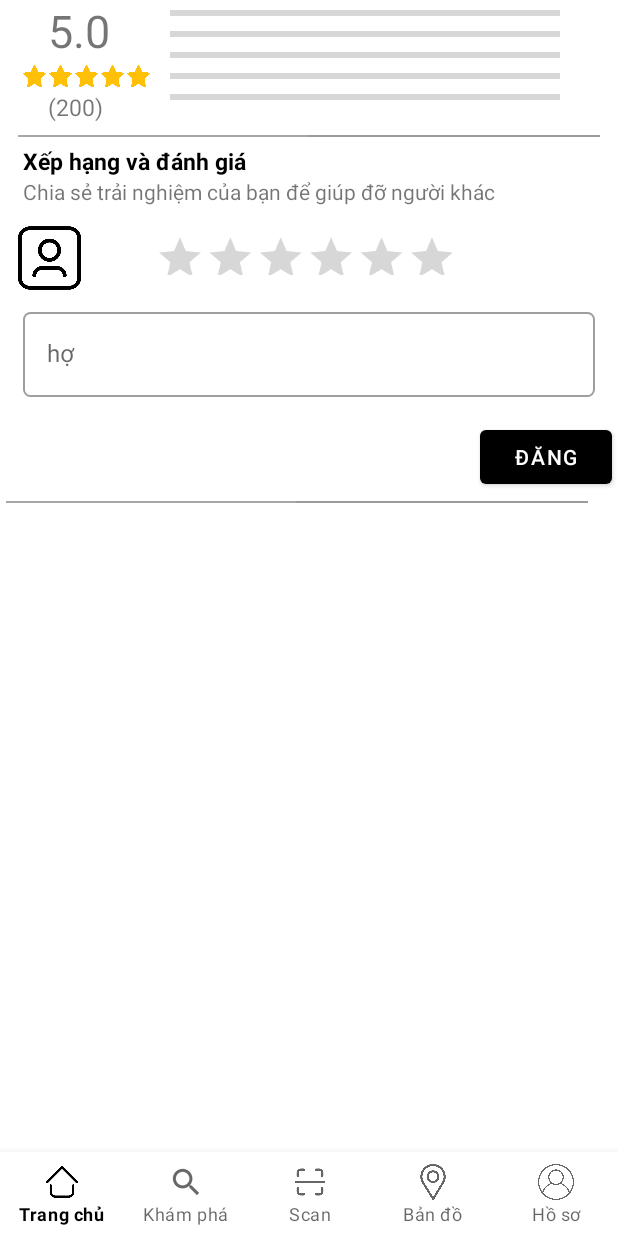
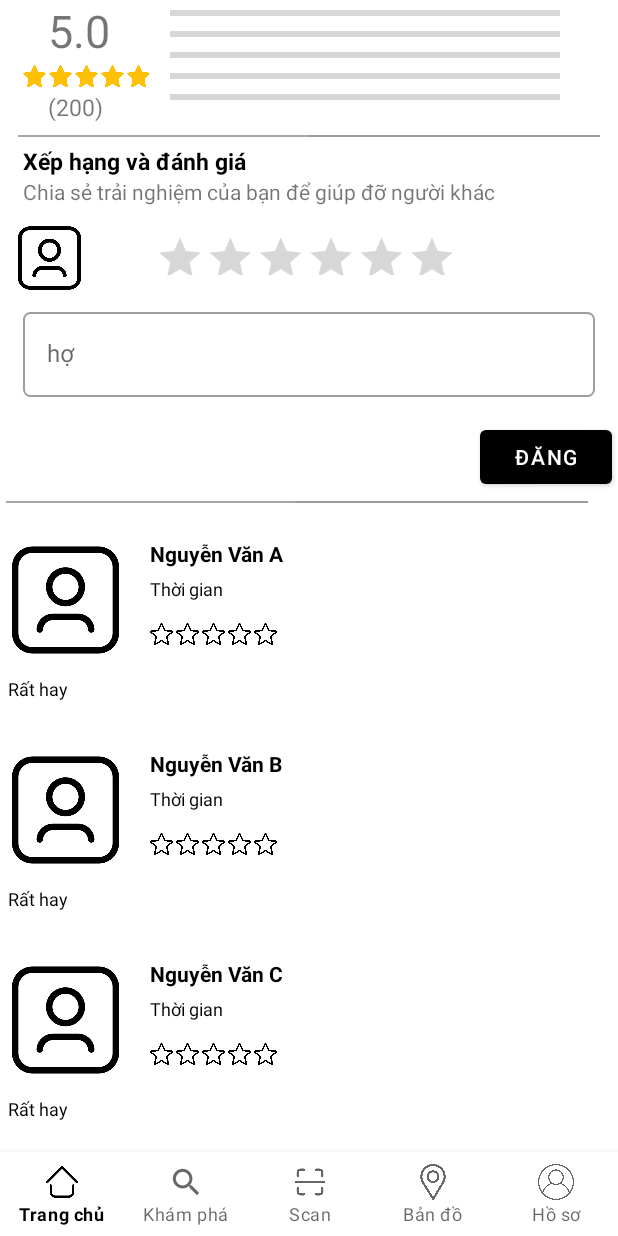
Before and after one commit to 21020286LeMinhChau/HanoiMuseum_UIUX, an Android app built with Jetpack Compose: the fragment DanhGia placed in its activity, on a phone screen of 412 x 824 dp. Run offline under Robolectric (Android 15) with nearby library versions, the phone set to English and light mode, and no system bars; libraries missing offline, so code that uses them is left out: io.realm, io.realm.mongodb, org.bson; pictures from the network do not load; 7 statements that could not run were skipped.

Commit message:
Done Đánh giá

```diff
--- a/app/src/main/java/com/example/museum/Khampha/DanhGia/ClickListiner.java
+++ b/app/src/main/java/com/example/museum/Khampha/DanhGia/ClickListiner2.java
@@ -1,6 +1,6 @@
 package com.example.museum.Khampha.DanhGia;
 
-public class ClickListiner {
+public class ClickListiner2 {
 
         // here index is index
     // of item clicked
--- a/app/src/main/java/com/example/museum/Khampha/DanhGia/DanhGia.java
+++ b/app/src/main/java/com/example/museum/Khampha/DanhGia/DanhGia.java
@@ -20,7 +20,9 @@ import androidx.annotation.Nullable;
 import androidx.recyclerview.widget.LinearLayoutManager;
 import androidx.recyclerview.widget.RecyclerView;
 
+import com.example.museum.Khampha.DanhGia.ClickListiner2;
 import com.example.museum.Khampha.Thamquan.ClickListiner;
+import com.example.museum.Khampha.Thamquan.HienVat;
 import com.example.museum.Khampha.Thamquan.HienVatAdapter;
 import com.example.museum.R;
 import com.google.android.material.textfield.TextInputLayout;
@@ -29,9 +31,10 @@ import java.util.ArrayList;
 import java.util.List;
 
 public class DanhGia extends Fragment {
+
     ListDanhGiaAdapter adapter2;
-    RecyclerView recyclerView;
-    ClickListiner listiner;
+    RecyclerView recyclerView2;
+    ClickListiner2 listiner2;
 
     @Nullable
     @Override
@@ -43,6 +46,9 @@ public class DanhGia extends Fragment {
         TextInputLayout textInputLayout = view.findViewById(R.id.textInputLayout);
         Button button = view.findViewById(R.id.button);
         EditText editText = textInputLayout.findViewById(R.id.editText);
+        recyclerView2
+                = view.findViewById(
+                R.id.recyclerView2);
         editText.setOnEditorActionListener(new TextView.OnEditorActionListener() {
             @Override
             public boolean onEditorAction(TextView v, int actionId, KeyEvent event) {
@@ -60,25 +66,46 @@ public class DanhGia extends Fragment {
                 Log.d("DanhGia", editText.getText().toString());
             }
         });
-        List<ListDanhGia> list = new ArrayList<>();
-        list.add(new ListDanhGia("Nguyễn Văn A", "Hay lắm bà con ơi",3,"1 ngày trước",R.drawable.avatar));
-        list.add(new ListDanhGia("Nguyễn Văn B", "Hay lắm bà con ơi",4,"1 ngày trước",R.drawable.avatar));
-        list.add(new ListDanhGia("Nguyễn Văn C", "Hay lắm bà con ơi",5,"1 ngày trước",R.drawable.avatar));
-        recyclerView
+        List<ListDanhGia> list;
+        list = getData();
+
+        recyclerView2
                 = (RecyclerView)view.findViewById(
                 R.id.recyclerView2);
-        listiner = new ClickListiner() {
+        listiner2 = new com.example.museum.Khampha.DanhGia.ClickListiner2() {
             @Override
             public void click(int index){
                 Toast.makeText(requireContext(), "Clicked on : " + index, Toast.LENGTH_SHORT).show();
             }
         };
-        adapter2
-                = new ListDanhGiaAdapter(
-                list, requireActivity(),listiner);
-        recyclerView.setAdapter(adapter2);
-        recyclerView.setLayoutManager(
+        adapter2 = new ListDanhGiaAdapter(list, requireActivity(),listiner2);
+
+        recyclerView2.setAdapter(adapter2);
+
+        recyclerView2.setLayoutManager(
                 new LinearLayoutManager(requireContext()));
         return view;
     }
+    public List<ListDanhGia> getData() {
+        List<ListDanhGia> list = new ArrayList<>();
+        list.add(new ListDanhGia("Nguyễn Văn A", "Rất hay",2,"1 giờ trước", R.drawable.avatar, R.drawable.star, R.drawable.star, R.drawable.star, R.drawable.star, R.drawable.star));
+        list.add(new ListDanhGia("Nguyễn Văn B", "Rất hay",2,"1 giờ trước", R.drawable.avatar, R.drawable.star, R.drawable.star, R.drawable.star, R.drawable.star, R.drawable.star));
+        list.add(new ListDanhGia("Nguyễn Văn C", "Rất hay",2,"1 giờ trước", R.drawable.avatar, R.drawable.star, R.drawable.star, R.drawable.star, R.drawable.star, R.drawable.star));
+        return list;
+    }
+//    public List<HienVat> getData()
+//    {
+//        List<HienVat> list = new ArrayList<>();
+//        list.add(new HienVat("Gốm chu đậu",
+//                "0:35",
+//                "Thời Lý", R.drawable.bat, "https://webaudioapi.com/samples/audio-tag/chrono.mp3"));
+//        list.add(new HienVat("Item 1",
+//                "0:57",
+//                "Thời Đinh",R.drawable.bat,"https://webaudioapi.com/samples/audio-tag/chrono.mp3"));
+//        list.add(new HienVat("Item 2",
+//                "0:35",
+//                "Thời Nguyễn",R.drawable.bat,"https://webaudioapi.com/samples/audio-tag/chrono.mp3"));
+//
+//        return list;
+//    }
 }
--- a/app/src/main/java/com/example/museum/Khampha/DanhGia/ListDanhGia.java
+++ b/app/src/main/java/com/example/museum/Khampha/DanhGia/ListDanhGia.java
@@ -18,6 +18,18 @@ public class ListDanhGia {
         this.soSao = soSao;
         this.thoiGianDanhGia = thoiGianDanhGia;
         this.avatar = avatar;
+    }
+    public ListDanhGia(String tenNguoiDanhGia, String noiDungDanhGia, int soSao, String thoiGianDanhGia, int avatar, int star1, int star2, int star3, int star4, int star5) {
+        this.tenNguoiDanhGia = tenNguoiDanhGia;
+        this.noiDungDanhGia = noiDungDanhGia;
+        this.soSao = soSao;
+        this.thoiGianDanhGia = thoiGianDanhGia;
+        this.avatar = avatar;
+        this.star1 = star1;
+        this.star2 = star2;
+        this.star3 = star3;
+        this.star4 = star4;
+        this.star5 = star5;
     }
     public String getTenNguoiDanhGia() {
         return tenNguoiDanhGia;
--- a/app/src/main/java/com/example/museum/Khampha/DanhGia/ListDanhGiaAdapter.java
+++ b/app/src/main/java/com/example/museum/Khampha/DanhGia/ListDanhGiaAdapter.java
@@ -8,7 +8,7 @@ import android.view.ViewGroup;
 import androidx.annotation.NonNull;
 import androidx.recyclerview.widget.RecyclerView;
 
-import com.example.museum.Khampha.Thamquan.ClickListiner;
+import com.example.museum.Khampha.DanhGia.ClickListiner2;
 import com.example.museum.Khampha.Thamquan.HienVatViewHolder;
 import com.example.museum.R;
 
@@ -16,10 +16,10 @@ import java.util.Collections;
 import java.util.List;
 
 public class ListDanhGiaAdapter extends RecyclerView.Adapter<ListDanhGiaViewHolder>{
-    List<ListDanhGia> list = Collections.emptyList();
+    List<ListDanhGia> list;
     Context context;
-    ClickListiner listiner;
-    public ListDanhGiaAdapter(List<ListDanhGia> list, Context context, ClickListiner listiner) {
+    ClickListiner2 listiner;
+    public ListDanhGiaAdapter(List<ListDanhGia> list, Context context, ClickListiner2 listiner) {
         this.list = list;
         this.context = context;
         this.listiner = listiner;
@@ -64,16 +64,16 @@ public class ListDanhGiaAdapter extends RecyclerView.Adapter<ListDanhGiaViewHold
         holder.star5
                 .setImageResource(list.get(position).getStar5());
 
-        holder.view.setOnClickListener(new View.OnClickListener() {
-            @Override
-            public void onClick(View view) {
-                listiner.click(index);
-            }
-        });
+        holder.view.setOnClickListener(view -> listiner.click(index));
     }
 
     @Override
     public int getItemCount() {
-        return 0;
+        return list.size();
+    }
+    public void onAttachedToRecyclerView(
+            RecyclerView recyclerView)
+    {
+        super.onAttachedToRecyclerView(recyclerView);
     }
 }
--- a/app/src/main/java/com/example/museum/Khampha/Thamquan/HienVatAdapter.java
+++ b/app/src/main/java/com/example/museum/Khampha/Thamquan/HienVatAdapter.java
@@ -56,13 +56,7 @@ public class HienVatAdapter extends RecyclerView.Adapter<HienVatViewHolder>{
                 .setText(list.get(position).getThongTin());
         holder.HinhAnh
                 .setImageResource(list.get(position).getHinhAnh());
-        holder.view.setOnClickListener(new View.OnClickListener() {
-            @Override
-            public void onClick(View view)
-            {
-                listiner.click(index);
-            }
-        });
+        holder.view.setOnClickListener(view -> listiner.click(index));
     }
 
     @Override
--- a/app/src/main/java/com/example/museum/Khampha/Thamquan/ThamQuanNew.java
+++ b/app/src/main/java/com/example/museum/Khampha/Thamquan/ThamQuanNew.java
@@ -77,7 +77,7 @@ public class ThamQuanNew extends Fragment implements AdapterView.OnItemSelectedL
         });
 
 
-        List<HienVat> list = new ArrayList<>();
+        List<HienVat> list;
         list = getData();
 
         recyclerView
@@ -97,9 +97,7 @@ public class ThamQuanNew extends Fragment implements AdapterView.OnItemSelectedL
                 new LinearLayoutManager(requireContext()));
         TextView thongTinTomTat = view.findViewById(R.id.thongtintomtat);
         TextView xemthem = view.findViewById(R.id.xemthem);
-        xemthem.setOnClickListener(new View.OnClickListener() {
-            @Override
-            public void onClick(View view) {
+        xemthem.setOnClickListener(view1 -> {
             if(thongTinTomTat.getMaxLines() == 2)
             {
                 thongTinTomTat.setMaxLines(Integer.MAX_VALUE);
@@ -109,7 +107,6 @@ public class ThamQuanNew extends Fragment implements AdapterView.OnItemSelectedL
             {
                 thongTinTomTat.setMaxLines(2);
                 xemthem.setText("Xem thêm");
-                }
             }
         });
         return view;
--- a/app/src/main/java/com/example/museum/Khampha/ThongTinAll.java
+++ b/app/src/main/java/com/example/museum/Khampha/ThongTinAll.java
@@ -14,8 +14,8 @@ import androidx.annotation.NonNull;
 import androidx.annotation.Nullable;
 import androidx.fragment.app.Fragment;
 
+import com.bumptech.glide.Glide;
 import com.example.museum.Khampha.DanhGia.DanhGia;
-import com.bumptech.glide.Glide;
 import com.example.museum.Khampha.Thamquan.ThamQuanNew;
 import com.example.museum.R;
 import com.example.museum.Trangchu.BaoTang;
--- a/app/src/main/res/layout/fragment_danhgia.xml
+++ b/app/src/main/res/layout/fragment_danhgia.xml
@@ -98,7 +98,7 @@
             android:id="@+id/star1"
             android:layout_width="15dp"
             android:layout_height="20dp"
-            android:layout_marginLeft="15dp"
+            android:layout_marginStart="15dp"
             app:layout_constraintLeft_toLeftOf="parent"
             app:layout_constraintTop_toBottomOf="@+id/textView24"
             app:srcCompat="@drawable/star_display" />
@@ -107,7 +107,7 @@
             android:id="@+id/star2"
             android:layout_width="15dp"
             android:layout_height="20dp"
-            android:layout_marginLeft="2dp"
+            android:layout_marginStart="2dp"
             app:layout_constraintLeft_toRightOf="@id/star1"
             app:layout_constraintTop_toBottomOf="@+id/textView24"
             app:srcCompat="@drawable/star_display" />
@@ -116,7 +116,7 @@
             android:id="@+id/star3"
             android:layout_width="15dp"
             android:layout_height="20dp"
-            android:layout_marginLeft="2dp"
+            android:layout_marginStart="2dp"
             app:layout_constraintLeft_toRightOf="@id/star2"
             app:layout_constraintTop_toBottomOf="@+id/textView24"
             app:srcCompat="@drawable/star_display" />
@@ -126,7 +126,7 @@
             android:layout_width="15dp"
             android:layout_height="20dp"
 
-            android:layout_marginLeft="2dp"
+            android:layout_marginStart="2dp"
             app:layout_constraintLeft_toRightOf="@id/star3"
             app:layout_constraintTop_toBottomOf="@+id/textView24"
             app:srcCompat="@drawable/star_display" />
@@ -136,7 +136,7 @@
             android:layout_width="15dp"
             android:layout_height="20dp"
 
-            android:layout_marginLeft="2dp"
+            android:layout_marginStart="2dp"
 
             app:layout_constraintLeft_toRightOf="@id/star4"
             app:layout_constraintTop_toBottomOf="@+id/textView24"
@@ -242,14 +242,12 @@
         <androidx.recyclerview.widget.RecyclerView
             android:id="@+id/recyclerView2"
             android:layout_width="match_parent"
-            android:layout_height="wrap_content"
-            android:layout_marginTop="28dp"
+            android:layout_height="0dp"
+            android:layout_marginTop="12dp"
             android:nestedScrollingEnabled="false"
             android:overScrollMode="never"
             app:layout_constraintStart_toStartOf="parent"
-            app:layout_constraintTop_toBottomOf="@id/imageView20">
-
-        </androidx.recyclerview.widget.RecyclerView>
+            app:layout_constraintTop_toBottomOf="@id/imageView20"/>
 
 
     </androidx.constraintlayout.widget.ConstraintLayout>
--- a/app/src/main/res/layout/list_danh_gia.xml
+++ b/app/src/main/res/layout/list_danh_gia.xml
@@ -2,7 +2,7 @@
 <RelativeLayout xmlns:android="http://schemas.android.com/apk/res/android"
     xmlns:app="http://schemas.android.com/apk/res-auto"
     android:layout_width="match_parent"
-    android:layout_height="match_parent">
+    android:layout_height="140dp">
 
     <TextView
         android:id="@+id/tennguoidanhgia"
@@ -18,7 +18,7 @@
     <TextView
         android:id="@+id/noidungdanhgia"
         android:layout_width="395dp"
-        android:layout_height="42dp"
+        android:layout_height="wrap_content"
         android:layout_below="@id/hinhanhnguoidanhgia"
         android:layout_marginStart="5dp"
         android:layout_marginTop="10dp"
```
Lines whose indentation alone changed are shown as unchanged.
